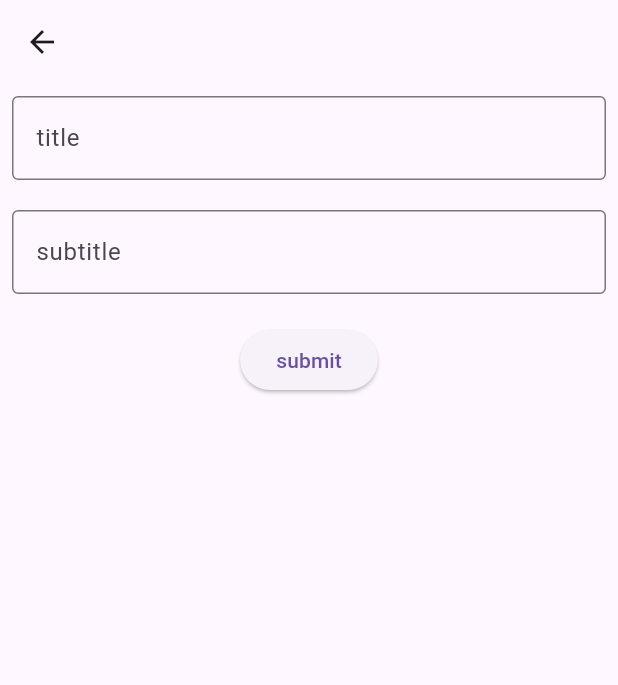
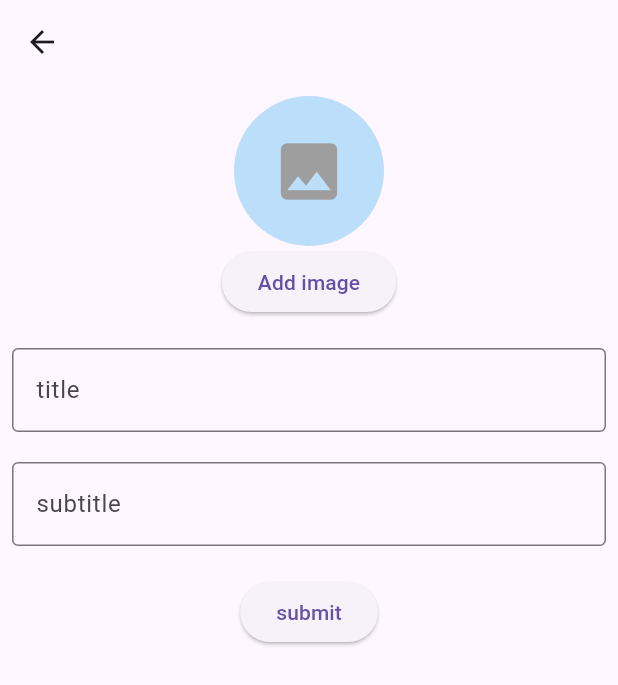
Before and after one commit to sinanex/curd_supabase, a Flutter app: the screen it shows after launch, after a tap on the "add" icon, on a phone screen of 412 x 824 dp. Shown: the top 685 px of the screen. Run offline on Flutter 3.47's test engine with Material 3 defaults, Android fonts, the light colour scheme and no system bars; our stand-ins replace image_picker, supabase_flutter; accounts and stored records are empty; network calls fail.

Commit message:
image added

```diff
--- /dev/null
+++ b/lib/controller/imageProvider.dart
@@ -0,0 +1,24 @@
+import 'dart:io';
+import 'dart:developer';
+
+import 'package:curd_supabase/services/services.dart';
+import 'package:flutter/foundation.dart';
+import 'package:image_picker/image_picker.dart';
+
+class Imageprovider extends ChangeNotifier {
+  SupabaseServices services = SupabaseServices();
+  File? imageFile;
+  ImagePicker _imagePicker = ImagePicker();
+  Future<void> pickImage() async {
+    final pickFile = await _imagePicker.pickImage(source: ImageSource.gallery);
+    if (pickFile != null) {
+      imageFile = File(pickFile.path);
+      notifyListeners();
+    }
+  }
+
+  void addImage() async {
+    await services.uploadImage(imageFile!);
+    log("img added!");
+  }
+}
--- a/lib/main.dart
+++ b/lib/main.dart
@@ -1,5 +1,6 @@
 import 'package:curd_supabase/constants/supbaseKey.dart';
-import 'package:curd_supabase/controller/provider.dart';
+import 'package:curd_supabase/controller/imageProvider.dart';
+import 'package:curd_supabase/controller/todoProvider.dart';
 import 'package:curd_supabase/view/home.dart';
 import 'package:flutter/material.dart';
 import 'package:provider/provider.dart';
@@ -18,9 +19,13 @@ class MyApp extends StatelessWidget {
 
   @override
   Widget build(BuildContext context) {
-    return ChangeNotifierProvider(
-      create: (context) => TodoProvider(),
+    return MultiProvider(
+      providers: [
+        ChangeNotifierProvider(create:(context) => TodoProvider(),),
+        ChangeNotifierProvider(create:(context) => Imageprovider(),),
+      ],
       child: MaterialApp(
+        debugShowCheckedModeBanner: false,
         home: HomePage(),
       ),
     );
--- a/lib/view/add.dart
+++ b/lib/view/add.dart
@@ -1,4 +1,5 @@
-import 'package:curd_supabase/controller/provider.dart';
+import 'package:curd_supabase/controller/imageProvider.dart';
+import 'package:curd_supabase/controller/todoProvider.dart';
 import 'package:curd_supabase/model/model.dart';
 import 'package:flutter/material.dart';
 import 'package:provider/provider.dart';
@@ -12,19 +13,49 @@ class AddPage extends StatelessWidget {
       appBar: AppBar(),
       body: Padding(
         padding: const EdgeInsets.all(8.0),
-        child: Consumer<TodoProvider>(
-          builder: (context, value, child) => Column(
+        child: Consumer2<TodoProvider,Imageprovider>(
+          builder: (context,todoPro,imagePro, child) => Column(
             spacing: 20,
             children: [
+              Column(
+                children: [
+              Container(
+                width: 100,
+                height: 100,
+                decoration: BoxDecoration(
+                  color: Colors.blue[100],
+                  borderRadius: BorderRadius.circular(100),
+                ),
+                child: imagePro.imageFile != null
+                    ? ClipOval(
+                        child: Image.file(
+                          imagePro.imageFile!,
+                          fit: BoxFit.cover,
+                          width: 100,
+                          height: 100,
+                        ),
+                      )
+                    : Icon(
+                        Icons.image,
+                        size: 50,
+                        color: Colors.grey,
+                      ),
+              ),
+
+                  ElevatedButton(onPressed: (){
+                  imagePro.pickImage();
+                  }, child: Text("Add image")),
+                ],
+              ),
               TextField(
-                controller: value.titleCtrl,
+                controller: todoPro.titleCtrl,
                 decoration: InputDecoration(
                   hintText: 'title',
                   border: OutlineInputBorder(),
                 ),
               ),
               TextField(
-                controller: value.subtitleCtrl,
+                controller: todoPro.subtitleCtrl,
                 decoration: InputDecoration(
                   hintText: 'subtitle',
                   border: OutlineInputBorder(),
@@ -32,12 +63,13 @@ class AddPage extends StatelessWidget {
               ),
               ElevatedButton(
                   onPressed: () {
-                    value.addData(todoModel(
-                        subtitle: value.subtitleCtrl.text,
-                        title: value.titleCtrl.text));
+                    todoPro.addData(todoModel(
+                        subtitle: todoPro.subtitleCtrl.text,
+                        title: todoPro.titleCtrl.text));
+                          imagePro.addImage();
                     Navigator.pop(context);
-                    value.titleCtrl.clear();
-                    value.subtitleCtrl.clear();
+                    todoPro.titleCtrl.clear();
+                    todoPro.subtitleCtrl.clear();
                   },
                   child: Text("submit")),
             ],
--- a/lib/view/home.dart
+++ b/lib/view/home.dart
@@ -1,4 +1,4 @@
-import 'package:curd_supabase/controller/provider.dart';
+import 'package:curd_supabase/controller/todoProvider.dart';
 import 'package:curd_supabase/view/add.dart';
 import 'package:curd_supabase/view/update.dart';
 import 'package:flutter/material.dart';
--- a/lib/view/update.dart
+++ b/lib/view/update.dart
@@ -1,7 +1,7 @@
 import 'dart:convert';
 import 'dart:developer';
 
-import 'package:curd_supabase/controller/provider.dart';
+import 'package:curd_supabase/controller/todoProvider.dart';
 import 'package:curd_supabase/model/model.dart';
 import 'package:curd_supabase/services/services.dart';
 import 'package:flutter/material.dart';
--- a/pubspec.yaml
+++ b/pubspec.yaml
@@ -37,6 +37,9 @@ dependencies:
   supabase: ^2.6.1
   supabase_flutter: ^2.8.2
   provider: ^6.1.2
+  image_picker: ^1.1.2
+  http: ^1.2.2
+  dio: ^5.7.0
 
 dev_dependencies:
   flutter_test:
```
Also changed, not shown: lib/services/services.dart (+25 -7 lines), lib/controller/todoProvider.dart (renamed from lib/controller/provider.dart), pubspec.lock, 9 other files.
